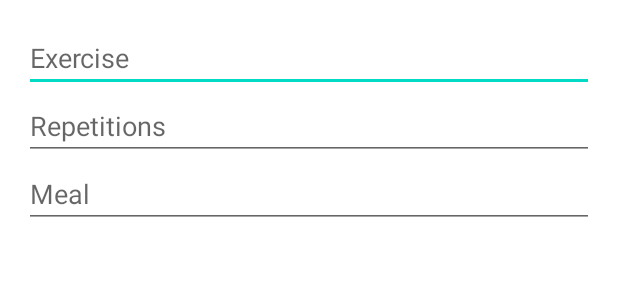
After one commit to SchoolGroupProject/WorkoutProject, an Android app built with Jetpack Compose: the layout dialog_add_plan.xml on its own in the app's theme, with its tools: preview values and no code run, on a phone screen of 412 x 824 dp. The commit adds this screen. Shown: the top 300 px of the screen. Run offline under Robolectric (Android 15) with nearby library versions, the phone set to English and light mode, and no system bars; Roboto replaces fonts that are not available here.

Commit message:
I am going to try something else but saving this absolute mess of a plan for later.

```diff
--- /dev/null
+++ b/app/src/main/res/layout/dialog_add_plan.xml
@@ -0,0 +1,25 @@
+<!-- Example layout file: res/layout/dialog_add_plan.xml -->
+<LinearLayout xmlns:android="http://schemas.android.com/apk/res/android"
+    android:layout_width="match_parent"
+    android:layout_height="wrap_content"
+    android:orientation="vertical"
+    android:padding="16dp">
+
+    <EditText
+        android:id="@+id/editTextExercise"
+        android:layout_width="match_parent"
+        android:layout_height="wrap_content"
+        android:hint="Exercise" />
+
+    <EditText
+        android:id="@+id/editTextRepetitions"
+        android:layout_width="match_parent"
+        android:layout_height="wrap_content"
+        android:hint="Repetitions" />
+
+    <EditText
+        android:id="@+id/editTextMeal"
+        android:layout_width="match_parent"
+        android:layout_height="wrap_content"
+        android:hint="Meal" />
+</LinearLayout>
```
Also changed, not shown: app/src/main/java/com/example/test/CalendarFragment.kt (+60 -76 lines).
